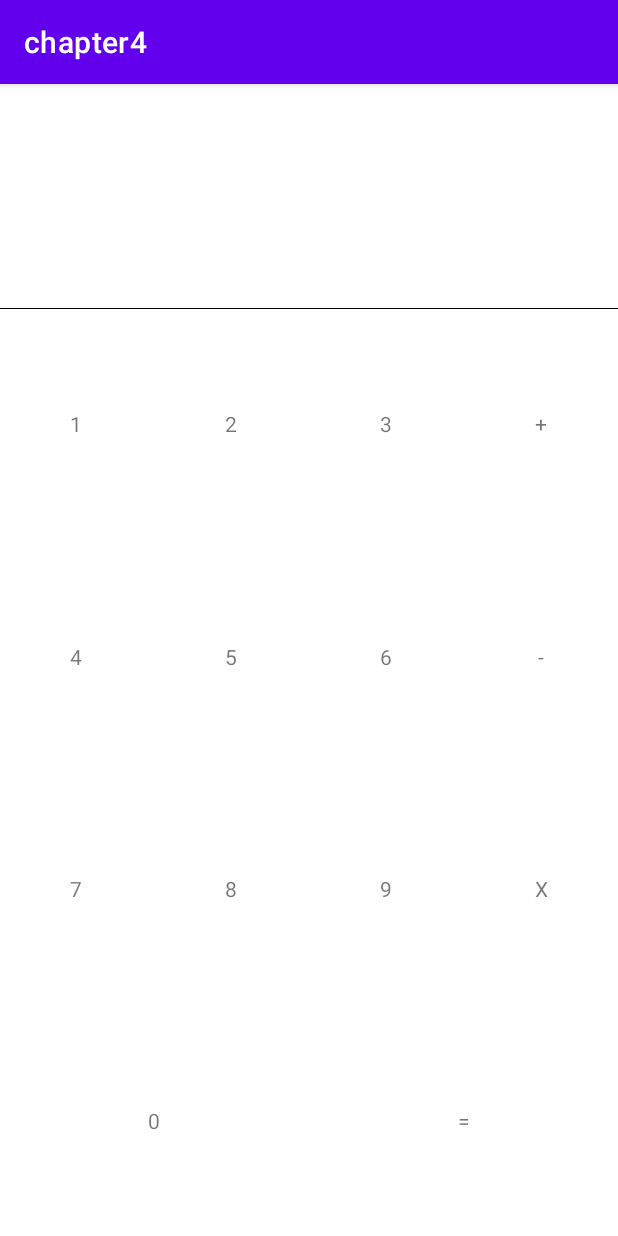
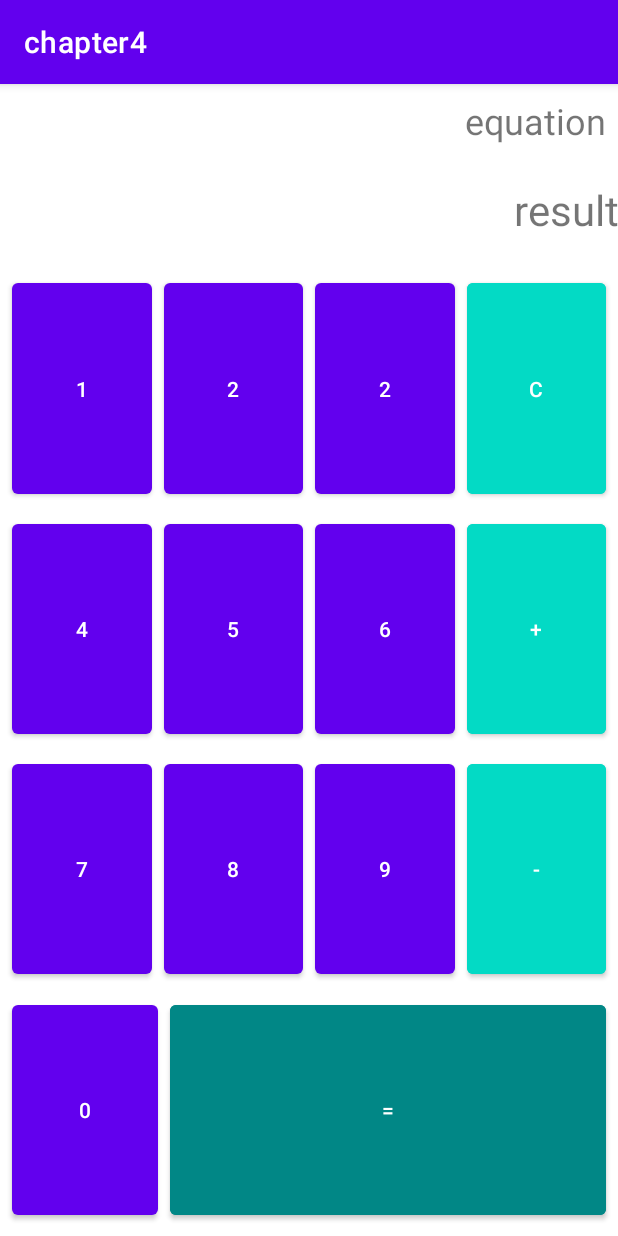
Before and after one commit to ethanchaee/chapter4, an Android app: the screen it shows after launch (MainActivity), on a phone screen of 412 x 824 dp. Run offline under Robolectric (Android 15) with nearby library versions, the phone set to English and light mode, and no system bars.

Commit message:
feat : ConstraintLayout, Flow 로 키패드 구현 (2)

```diff
--- a/app/src/main/res/layout/activity_main.xml
+++ b/app/src/main/res/layout/activity_main.xml
@@ -6,155 +6,154 @@
     android:layout_height="match_parent"
     tools:context=".MainActivity">
 
-    <TextView
-        android:id="@+id/numberTextView"
-        android:layout_width="0dp"
-        android:layout_height="150dp"
-        android:gravity="end"
-        android:padding="16dp"
-        android:textColor="@color/black"
-        android:textSize="24sp"
-        app:layout_constraintEnd_toEndOf="parent"
-        app:layout_constraintStart_toStartOf="parent"
-        app:layout_constraintTop_toTopOf="parent"
-        tools:text="100" />
-
-    <View
-        android:layout_width="0dp"
-        android:layout_height=".5dp"
-        android:background="@color/black"
-        app:layout_constraintBottom_toBottomOf="@id/numberTextView"
-        app:layout_constraintEnd_toEndOf="parent"
-        app:layout_constraintStart_toStartOf="parent" />
-
     <androidx.constraintlayout.helper.widget.Flow
         android:layout_width="0dp"
         android:layout_height="0dp"
-        android:orientation="horizontal"
-        app:constraint_referenced_ids="keypadTextView1, keypadTextView2, keypadTextView3,keypadTextViewPlus,
-        keypadTextView4, keypadTextView5, keypadTextView6, keypadTextViewMinus,
-        keypadTextView7, keypadTextView8, keypadTextView9, keypadTextViewMultiply,
-        keypadTextView0, keypadTextViewEqual"
-        app:flow_horizontalGap="1dp"
-        app:flow_maxElementsWrap="4"
-        app:flow_verticalBias="1"
-        app:flow_verticalGap="1dp"
-        app:flow_wrapMode="chain"
+        android:orientation="vertical"
+        app:constraint_referenced_ids="equationTextView, resultTextView, keypadFlow"
+        app:flow_verticalGap="16dp"
         app:layout_constraintBottom_toBottomOf="parent"
         app:layout_constraintEnd_toEndOf="parent"
         app:layout_constraintStart_toStartOf="parent"
-        app:layout_constraintTop_toBottomOf="@id/numberTextView" />
+        app:layout_constraintTop_toTopOf="parent" />
 
     <TextView
-        android:id="@+id/keypadTextView1"
+        android:id="@+id/equationTextView"
+        android:layout_width="0dp"
+        android:layout_height="wrap_content"
+        android:gravity="end"
+        android:textSize="24sp"
+        android:padding="8dp"
+        android:text="equation"
+        app:layout_constraintTop_toTopOf="parent"
+        app:layout_constraintEnd_toEndOf="parent"
+        app:layout_constraintStart_toStartOf="parent"
+        tools:ignore="MissingConstraints" />
+
+    <TextView
+        android:id="@+id/resultTextView"
+        android:layout_width="0dp"
+        android:layout_height="wrap_content"
+        android:gravity="end"
+        android:text="result"
+        android:textSize="28sp"
+        tools:ignore="MissingConstraints" />
+
+    <androidx.constraintlayout.helper.widget.Flow
+        android:id="@+id/keypadFlow"
         android:layout_width="0dp"
         android:layout_height="0dp"
-        android:gravity="center"
+        android:padding="8dp"
+        app:constraint_referenced_ids="button1, button2, button3, buttonClear,  button4, button5, button6, buttonPlus, button7, button8, button9, buttonMinus, button0, buttonEqual"
+        app:flow_maxElementsWrap="4"
+        app:flow_wrapMode="chain"
+        app:flow_horizontalGap="8dp"
+        app:flow_verticalGap="8dp"
+        tools:ignore="MissingConstraints" />
+
+    <Button
+        android:id="@+id/button1"
+        android:layout_width="0dp"
+        android:layout_height="0dp"
         android:text="1"
         tools:ignore="MissingConstraints" />
 
-    <TextView
-        android:id="@+id/keypadTextView2"
+    <Button
+        android:id="@+id/button2"
         android:layout_width="0dp"
         android:layout_height="0dp"
-        android:gravity="center"
         android:text="2"
         tools:ignore="MissingConstraints" />
 
-    <TextView
-        android:id="@+id/keypadTextView3"
+    <Button
+        android:id="@+id/button3"
         android:layout_width="0dp"
         android:layout_height="0dp"
-        android:gravity="center"
-        android:text="3"
+        android:text="2"
         tools:ignore="MissingConstraints" />
 
-    <TextView
-        android:id="@+id/keypadTextView4"
+    <Button
+        android:id="@+id/button4"
         android:layout_width="0dp"
         android:layout_height="0dp"
-        android:gravity="center"
         android:text="4"
         tools:ignore="MissingConstraints" />
 
-    <TextView
-        android:id="@+id/keypadTextView5"
+    <Button
+        android:id="@+id/button5"
         android:layout_width="0dp"
         android:layout_height="0dp"
-        android:gravity="center"
         android:text="5"
         tools:ignore="MissingConstraints" />
 
-    <TextView
-        android:id="@+id/keypadTextView6"
+    <Button
+        android:id="@+id/button6"
         android:layout_width="0dp"
         android:layout_height="0dp"
-        android:gravity="center"
         android:text="6"
         tools:ignore="MissingConstraints" />
 
-    <TextView
-        android:id="@+id/keypadTextView7"
+    <Button
+        android:id="@+id/button7"
         android:layout_width="0dp"
         android:layout_height="0dp"
-        android:gravity="center"
         android:text="7"
         tools:ignore="MissingConstraints" />
 
-    <TextView
-        android:id="@+id/keypadTextView8"
+    <Button
+        android:id="@+id/button8"
         android:layout_width="0dp"
         android:layout_height="0dp"
-        android:gravity="center"
         android:text="8"
         tools:ignore="MissingConstraints" />
 
-    <TextView
-        android:id="@+id/keypadTextView9"
+    <Button
+        android:id="@+id/button9"
         android:layout_width="0dp"
         android:layout_height="0dp"
-        android:gravity="center"
         android:text="9"
         tools:ignore="MissingConstraints" />
 
-    <TextView
-        android:id="@+id/keypadTextViewPlus"
+    <Button
+        android:id="@+id/button0"
         android:layout_width="0dp"
         android:layout_height="0dp"
-        android:gravity="center"
+        android:text="0"
+        app:layout_constraintHorizontal_weight="1"
+        tools:ignore="MissingConstraints" />
+
+    <Button
+        android:id="@+id/buttonClear"
+        android:layout_width="0dp"
+        android:layout_height="0dp"
+        android:backgroundTint="@color/teal_200"
+        android:text="C"
+        tools:ignore="MissingConstraints" />
+
+    <Button
+        android:id="@+id/buttonPlus"
+        android:layout_width="0dp"
+        android:layout_height="0dp"
+        android:backgroundTint="@color/teal_200"
         android:text="+"
         tools:ignore="MissingConstraints" />
 
-    <TextView
-        android:id="@+id/keypadTextViewMinus"
+    <Button
+        android:id="@+id/buttonMinus"
         android:layout_width="0dp"
         android:layout_height="0dp"
-        android:gravity="center"
+        android:backgroundTint="@color/teal_200"
         android:text="-"
         tools:ignore="MissingConstraints" />
 
-    <TextView
-        android:id="@+id/keypadTextViewMultiply"
+
+    <Button
+        android:id="@+id/buttonEqual"
         android:layout_width="0dp"
         android:layout_height="0dp"
-        android:gravity="center"
-        android:text="X"
-        tools:ignore="MissingConstraints" />
-
-    <TextView
-        android:id="@+id/keypadTextView0"
-        android:layout_width="0dp"
-        android:layout_height="0dp"
-        android:gravity="center"
-        android:text="0"
-        tools:ignore="MissingConstraints" />
-
-    <TextView
-        android:id="@+id/keypadTextViewEqual"
-        android:layout_width="0dp"
-        android:layout_height="0dp"
-        android:gravity="center"
+        android:backgroundTint="@color/teal_700"
         android:text="="
+        app:layout_constraintHorizontal_weight="3"
         tools:ignore="MissingConstraints" />
 
 </androidx.constraintlayout.widget.ConstraintLayout>
```
